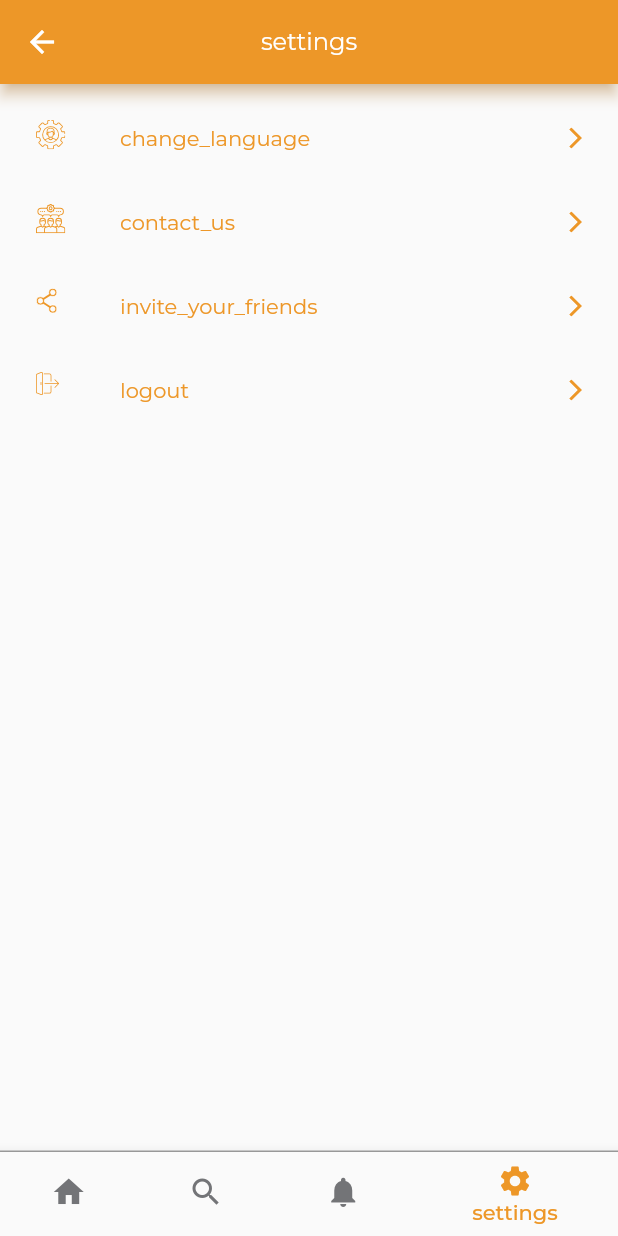
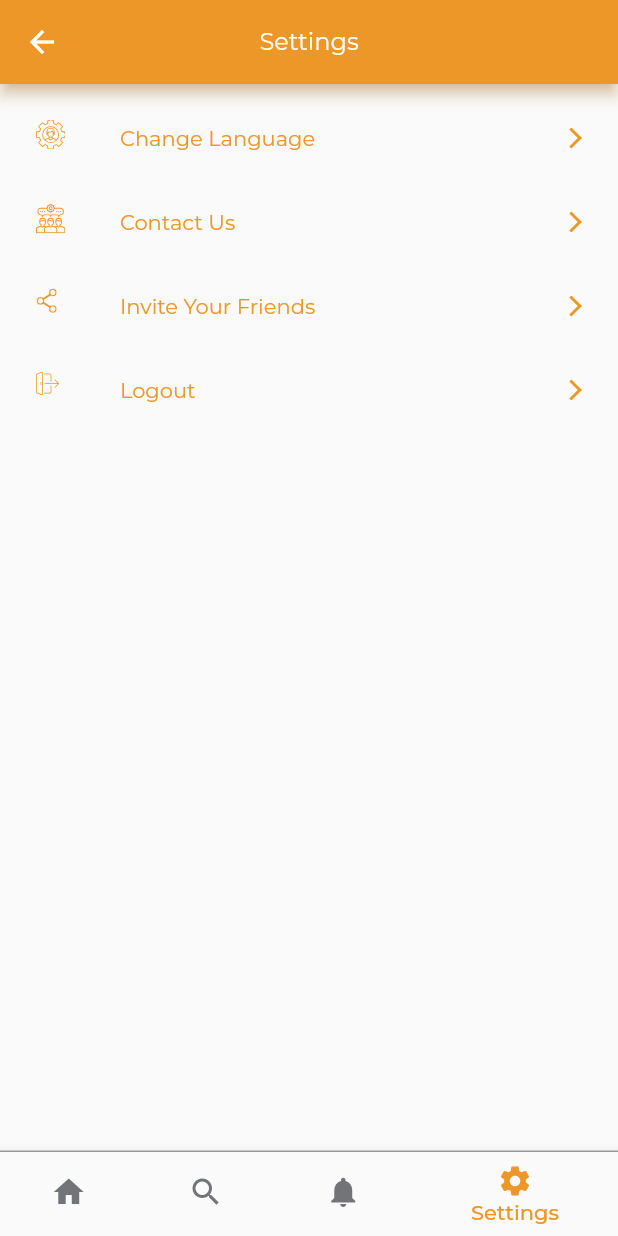
Before and after one commit to JRamos29/clean_architecture_mvvm_tut_app, a Flutter app: the MainView screen opened by its route, item 4 of the bottom bar chosen, on a phone screen of 412 x 824 dp. Run offline on Flutter 3.47's test engine with Material 2 defaults, Android fonts, the phone set to English and light mode, and no system bars; our stand-ins replace carousel_slider, country_code_picker, dartz, device_info, dio, easy_localization and 12 more; missing offline and left inert: dart:ffi, flutter_config; accounts and stored records are empty; generated files the repository leaves out were written again; network calls fail; project files that could hold a hidden picture were left out.

Commit message:
Updating App Preferences with language settings (Presentation Layer). Update Main function with localization (Presentation Layer). Update Application Class and Settings Screen with localization (Presentation Layer).

```diff
--- a/lib/app/app.dart
+++ b/lib/app/app.dart
@@ -1,13 +1,16 @@
+import 'package:easy_localization/easy_localization.dart';
 import 'package:flutter/material.dart';
 
 import '../presentation/resources/routes_manager.dart';
 import '../presentation/resources/theme_manager.dart';
+import 'app_prefs.dart';
+import 'di.dart';
 
 class MyApp extends StatefulWidget {
-  // const MyApp({Key? key}) : super(key: key); // default constructor
-  MyApp._internal(); //private named constructor
-
-  static final MyApp instance = MyApp._internal(); //single instance - singleton
+  MyApp._internal(); // private named constructor
+  int appState = 0;
+  static final MyApp instance =
+      MyApp._internal(); // single instance -- singleton
 
   factory MyApp() => instance; // factory for the class instance
 
@@ -16,9 +19,22 @@ class MyApp extends StatefulWidget {
 }
 
 class _MyAppState extends State<MyApp> {
+  AppPreferences _appPreferences = instance<AppPreferences>();
+
+  @override
+  void didChangeDependencies() {
+    _appPreferences.getLocal().then((local) => {context.setLocale(local)});
+
+    super.didChangeDependencies();
+  }
+
   @override
   Widget build(BuildContext context) {
     return MaterialApp(
+      localizationsDelegates: context.localizationDelegates,
+      supportedLocales: context.supportedLocales,
+      locale: context.locale,
+      debugShowCheckedModeBanner: false,
       onGenerateRoute: RouteGenerator.getRoute,
       initialRoute: Routes.splashRoute,
       theme: getApplicationTheme(),
--- a/lib/presentation/language_manager.dart
+++ /dev/null
@@ -1,15 +0,0 @@
-enum LanguageType { ENGLISH, PORTUGUESE_BR }
-
-const String ENGLISH = 'en';
-const String PORTUGUESE_BR = 'pt-BR';
-
-extension LanguageTypeExtension on LanguageType {
-  String getValue() {
-    switch (this) {
-      case LanguageType.ENGLISH:
-        return ENGLISH;
-      case LanguageType.PORTUGUESE_BR:
-        return PORTUGUESE_BR;
-    }
-  }
-}
--- a/lib/presentation/main/notifications_page.dart
+++ b/lib/presentation/main/notifications_page.dart
@@ -1,5 +1,7 @@
-import 'package:clean_architecture_mvvm_app/presentation/resources/strings_manager.dart';
+import 'package:easy_localization/easy_localization.dart';
 import 'package:flutter/material.dart';
+
+import '../resources/strings_manager.dart';
 
 class NotificationsPage extends StatefulWidget {
   const NotificationsPage({Key? key}) : super(key: key);
@@ -12,7 +14,7 @@ class _NotificationsPageState extends State<NotificationsPage> {
   @override
   Widget build(BuildContext context) {
     return Center(
-      child: Text(AppStrings.notifications),
+      child: Text(AppStrings.notifications).tr(),
     );
   }
 }
--- a/lib/presentation/main/search_page.dart
+++ b/lib/presentation/main/search_page.dart
@@ -1,5 +1,7 @@
-import 'package:clean_architecture_mvvm_app/presentation/resources/strings_manager.dart';
+import 'package:easy_localization/easy_localization.dart';
 import 'package:flutter/material.dart';
+
+import '../resources/strings_manager.dart';
 
 class SearchPage extends StatefulWidget {
   const SearchPage({Key? key}) : super(key: key);
@@ -12,7 +14,7 @@ class _SearchPageState extends State<SearchPage> {
   @override
   Widget build(BuildContext context) {
     return Center(
-      child: Text(AppStrings.search),
+      child: Text(AppStrings.search).tr(),
     );
   }
 }
--- a/lib/presentation/main/settings_page.dart
+++ b/lib/presentation/main/settings_page.dart
@@ -1,11 +1,15 @@
+import 'dart:math' as math;
+
 import 'package:easy_localization/easy_localization.dart';
 import 'package:flutter/material.dart';
+import 'package:flutter_phoenix/flutter_phoenix.dart';
 import 'package:flutter_svg/flutter_svg.dart';
 
 import '../../app/app_prefs.dart';
 import '../../app/di.dart';
 import '../../data/datasource/local_datasource.dart';
 import '../resources/assets_manager.dart';
+import '../resources/language_manager.dart';
 import '../resources/routes_manager.dart';
 import '../resources/strings_manager.dart';
 import '../resources/values_manager.dart';
@@ -32,7 +36,11 @@ class _SettingsPageState extends State<SettingsPage> {
             style: Theme.of(context).textTheme.headline4,
           ).tr(),
           leading: SvgPicture.asset(ImageAssets.changeLangIc),
-          trailing: SvgPicture.asset(ImageAssets.settingsRightArrowIc),
+          trailing: Transform(
+            alignment: Alignment.center,
+            transform: Matrix4.rotationY(isRtl() ? math.pi : 0),
+            child: SvgPicture.asset(ImageAssets.settingsRightArrowIc),
+          ),
           onTap: () {
             _changeLanguage();
           },
@@ -43,7 +51,11 @@ class _SettingsPageState extends State<SettingsPage> {
             style: Theme.of(context).textTheme.headline4,
           ).tr(),
           leading: SvgPicture.asset(ImageAssets.contactUsIc),
-          trailing: SvgPicture.asset(ImageAssets.settingsRightArrowIc),
+          trailing: Transform(
+            alignment: Alignment.center,
+            transform: Matrix4.rotationY(isRtl() ? math.pi : 0),
+            child: SvgPicture.asset(ImageAssets.settingsRightArrowIc),
+          ),
           onTap: () {
             _contactUs();
           },
@@ -54,7 +66,11 @@ class _SettingsPageState extends State<SettingsPage> {
             style: Theme.of(context).textTheme.headline4,
           ).tr(),
           leading: SvgPicture.asset(ImageAssets.inviteFriendsIc),
-          trailing: SvgPicture.asset(ImageAssets.settingsRightArrowIc),
+          trailing: Transform(
+            alignment: Alignment.center,
+            transform: Matrix4.rotationY(isRtl() ? math.pi : 0),
+            child: SvgPicture.asset(ImageAssets.settingsRightArrowIc),
+          ),
           onTap: () {
             _inviteFriends();
           },
@@ -65,7 +81,11 @@ class _SettingsPageState extends State<SettingsPage> {
             style: Theme.of(context).textTheme.headline4,
           ).tr(),
           leading: SvgPicture.asset(ImageAssets.logoutIc),
-          trailing: SvgPicture.asset(ImageAssets.settingsRightArrowIc),
+          trailing: Transform(
+            alignment: Alignment.center,
+            transform: Matrix4.rotationY(isRtl() ? math.pi : 0),
+            child: SvgPicture.asset(ImageAssets.settingsRightArrowIc),
+          ),
           onTap: () {
             _logout();
           },
@@ -74,8 +94,14 @@ class _SettingsPageState extends State<SettingsPage> {
     );
   }
 
+  bool isRtl() {
+    return context.locale == ARABIC_LOCAL; // app is in arabic language
+  }
+
   void _changeLanguage() {
     // i will apply localisation later
+    _appPreferences.setLanguageChanged();
+    Phoenix.rebirth(context); // restart to apply language changes
   }
 
   void _contactUs() {
--- /dev/null
+++ b/lib/presentation/resources/language_manager.dart
@@ -0,0 +1,24 @@
+import 'package:flutter/material.dart';
+
+enum LanguageType { ENGLISH, PORTUGUESE_BR, ARABIC }
+
+const String ARABIC = "ar";
+const String ENGLISH = "en";
+const String PORTUGUESE_BR = 'pt-BR';
+const String ASSETS_PATH_LOCALISATIONS = "assets/translations";
+const Locale ARABIC_LOCAL = Locale("ar", "SA");
+const Locale ENGLISH_LOCAL = Locale("en", "US");
+const Locale PORTUGUESE_BR_LOCAL = Locale("pt", "BR");
+
+extension LanguageTypeExtension on LanguageType {
+  String getValue() {
+    switch (this) {
+      case LanguageType.ENGLISH:
+        return ENGLISH;
+      case LanguageType.PORTUGUESE_BR:
+        return PORTUGUESE_BR;
+      case LanguageType.ARABIC:
+        return ARABIC;
+    }
+  }
+}
```
Also changed, not shown: lib/app/app_prefs.dart (+26 -1 lines), lib/main.dart (+11 -2 lines).
